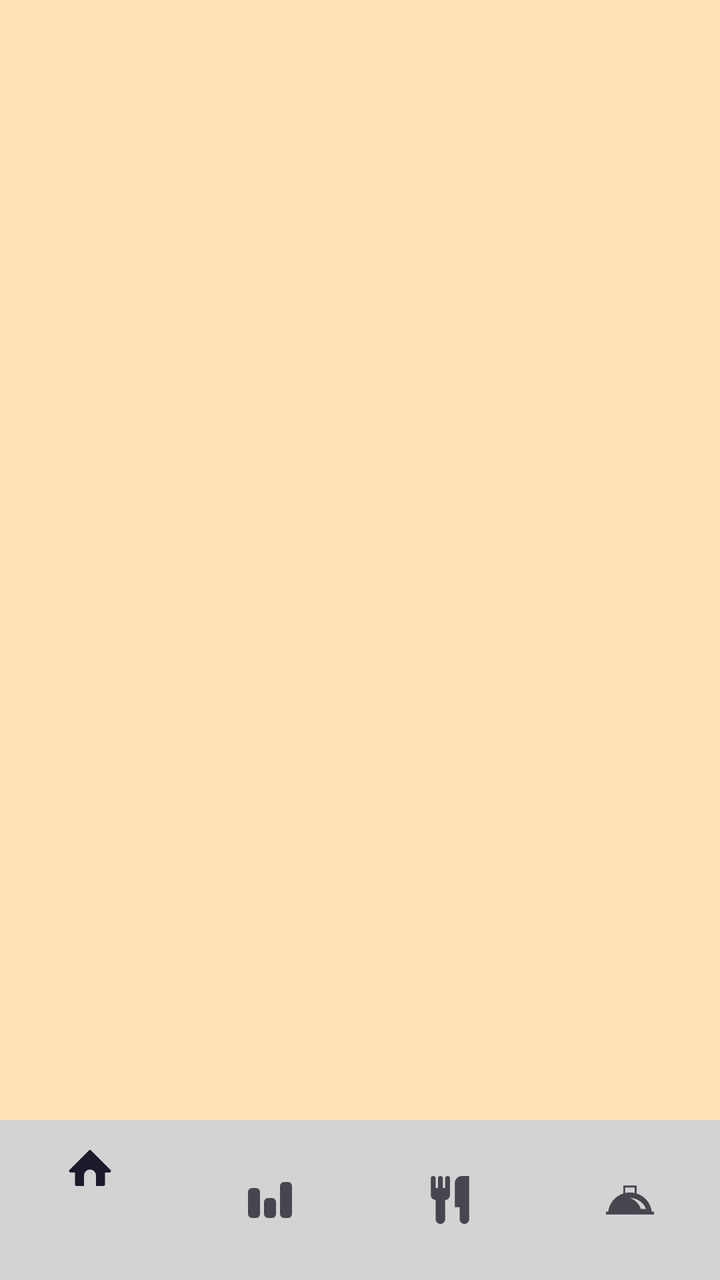
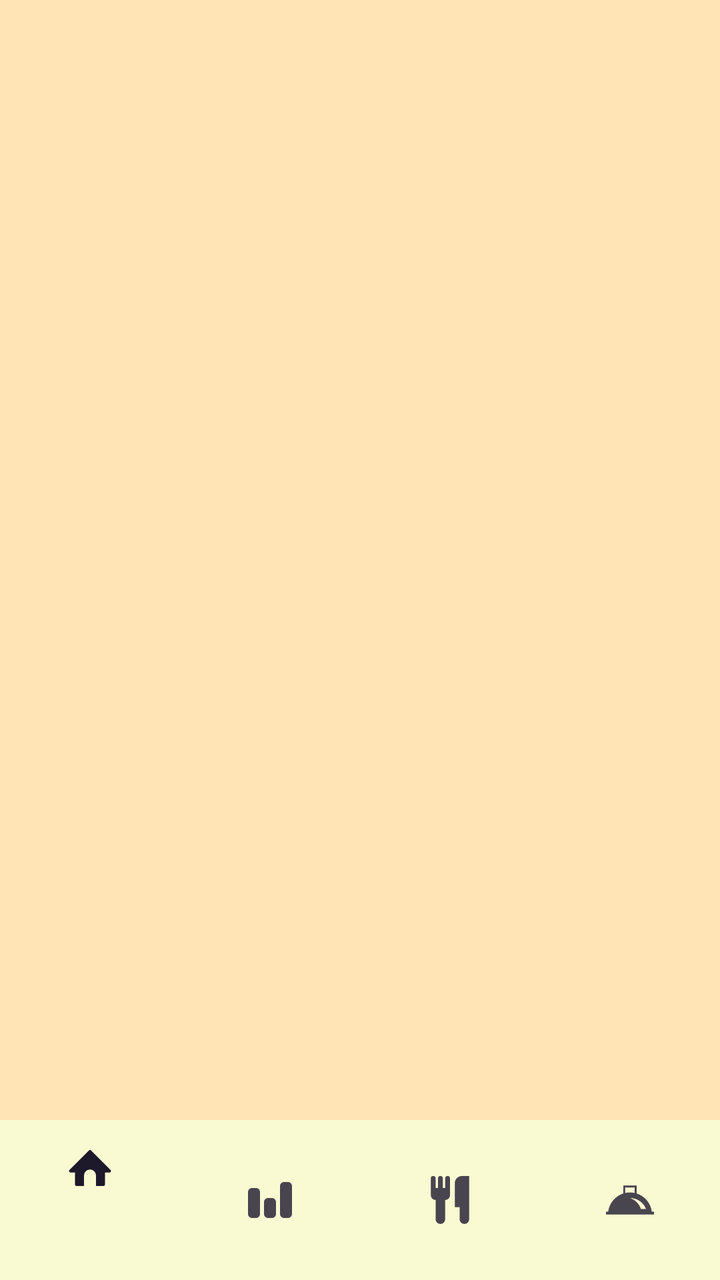

Screens rendered from an Android XML layout before and after an edit, with the pre-edit source and the edit as a unified diff.
<!-- AndroidManifest.xml: application theme Theme.Chat_BOT -->
<!-- res/layout/activity_main.xml -->
<?xml version="1.0" encoding="utf-8"?>
<androidx.constraintlayout.widget.ConstraintLayout xmlns:android="http://schemas.android.com/apk/res/android"
    xmlns:app="http://schemas.android.com/apk/res-auto"
    xmlns:tools="http://schemas.android.com/tools"
    android:layout_width="match_parent"
    android:layout_height="match_parent"
    tools:context=".Activites.MainActivity">

    <FrameLayout
        android:id="@+id/frame_layout"
        android:layout_width="0dp"
        android:layout_height="0dp"
        app:layout_constraintBottom_toTopOf="@+id/bottomNavigationView"
        app:layout_constraintEnd_toEndOf="parent"
        app:layout_constraintStart_toStartOf="parent"
        app:layout_constraintTop_toTopOf="parent"
        android:background="#FFE4B5"/>


    <com.google.android.material.bottomnavigation.BottomNavigationView
        android:id="@+id/bottomNavigationView"
        android:layout_width="0dp"
        android:layout_height="wrap_content"
        android:visibility="visible"
        app:layout_constraintBottom_toBottomOf="parent"
        app:layout_constraintEnd_toEndOf="parent"
        app:layout_constraintStart_toStartOf="parent"
        app:menu="@menu/bottom_nav_menu"
        android:background="#D3D3D3"/>

</androidx.constraintlayout.widget.ConstraintLayout>
<!-- resources referenced by this layout -->
<resources>
  <style name="Theme.Chat_BOT" parent="Base.Theme.Chat_BOT" />
  <style name="Base.Theme.Chat_BOT" parent="Theme.Material3.DayNight.NoActionBar">
          
          
      </style>
</resources>

<!-- the commit's change to res/layout/activity_main.xml (unified diff, before → after) -->
@@ -16,7 +16,6 @@
         app:layout_constraintTop_toTopOf="parent"
         android:background="#FFE4B5"/>
 
-
     <com.google.android.material.bottomnavigation.BottomNavigationView
         android:id="@+id/bottomNavigationView"
         android:layout_width="0dp"
@@ -26,6 +25,6 @@
         app:layout_constraintEnd_toEndOf="parent"
         app:layout_constraintStart_toStartOf="parent"
         app:menu="@menu/bottom_nav_menu"
-        android:background="#D3D3D3"/>
+        android:background="#FAFAD2"/>
 
 </androidx.constraintlayout.widget.ConstraintLayout>
